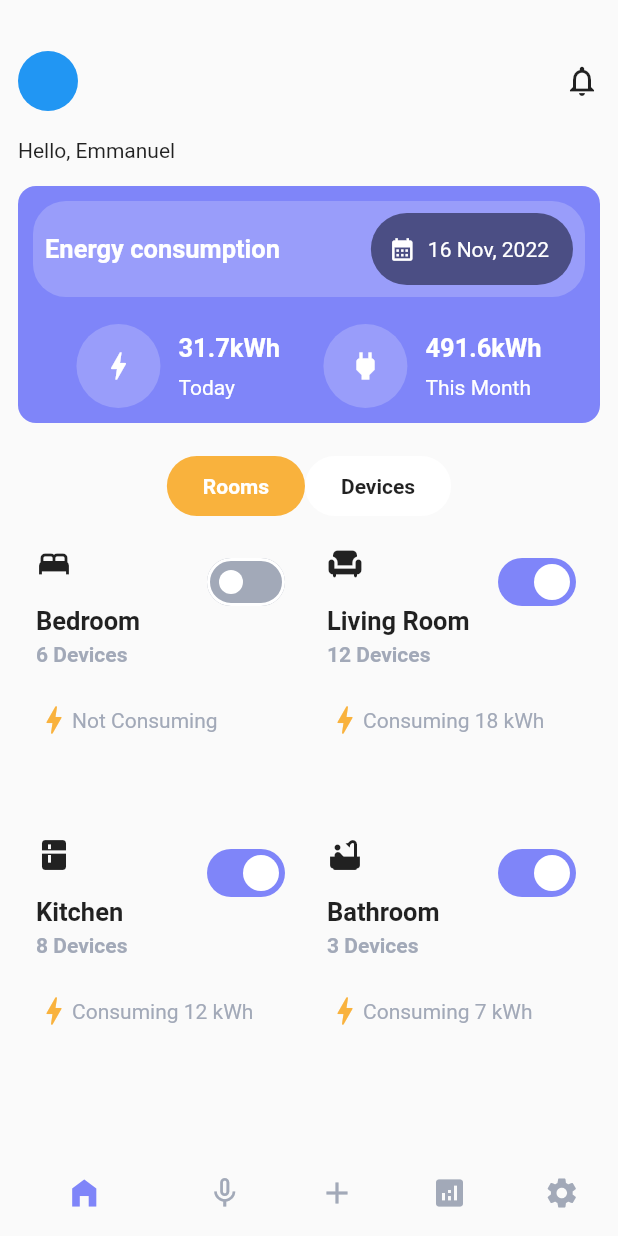
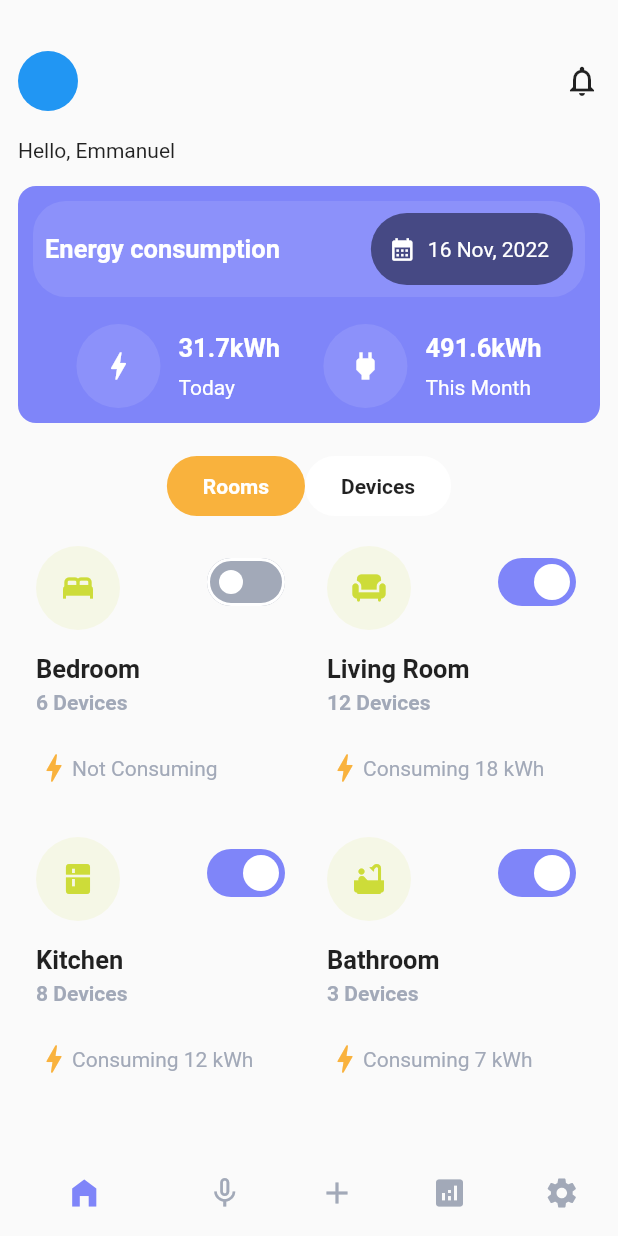
Before and after one commit to Bojan227/smart_home, a Flutter app: the screen it shows after launch, on a phone screen of 412 x 824 dp. Run offline on Flutter 3.47's test engine with Material 2 defaults, Android fonts, the phone set to English and light mode, and no system bars; our stand-ins replace bloc, equatable, flutter_bloc, get_it, google_fonts; statements that could not run were skipped.

Commit message:
add: icon_bubble widget

```diff
--- a/lib/data/repositories/smart_home_repo_impl.dart
+++ b/lib/data/repositories/smart_home_repo_impl.dart
@@ -46,7 +46,7 @@ class SmartHomeRepositoryImpl implements SmartHomeRepository {
           deviceCount: room.deviceCount,
           status: room.status,
           consumingDescription: room.consumingDescription,
-          icon: Icon(room.iconData));
+          icon: room.iconData);
     }).toList();
 
     return Future.value(roomsMapped);
--- a/lib/domain/entities/room_entity.dart
+++ b/lib/domain/entities/room_entity.dart
@@ -5,7 +5,7 @@ class RoomEntity {
   final int deviceCount;
   final bool status;
   final String consumingDescription;
-  final Icon icon;
+  final IconData icon;
 
   RoomEntity(
       {required this.name,
--- a/lib/presentation/ui/home/widgets/consumption_info.dart
+++ b/lib/presentation/ui/home/widgets/consumption_info.dart
@@ -1,4 +1,5 @@
 import 'package:flutter/material.dart';
+import 'package:smart_home/presentation/ui/home/widgets/icon_bubble.dart';
 import 'package:smart_home/theme/colour_palette.dart';
 import 'package:smart_home/theme/text_theme.dart';
 
@@ -20,18 +21,7 @@ class ConsumptionInfo extends StatelessWidget {
 
     return Row(
       children: [
-        Container(
-          width: 56,
-          height: 56,
-          decoration: BoxDecoration(
-            borderRadius: BorderRadius.circular(62),
-            color: colourPalette.whiteWithOpacity,
-          ),
-          child: Icon(
-            icon,
-            color: colourPalette.white,
-          ),
-        ),
+        IconBubble(icon: icon, color: colourPalette.white!),
         const SizedBox(
           width: 12,
         ),
--- /dev/null
+++ b/lib/presentation/ui/home/widgets/icon_bubble.dart
@@ -0,0 +1,28 @@
+import 'package:flutter/material.dart';
+
+class IconBubble extends StatelessWidget {
+  const IconBubble({
+    super.key,
+    required this.icon,
+    required this.color,
+  });
+
+  final IconData icon;
+  final Color color;
+
+  @override
+  Widget build(BuildContext context) {
+    return Container(
+      width: 56,
+      height: 56,
+      decoration: BoxDecoration(
+        borderRadius: BorderRadius.circular(62),
+        color: color.withOpacity(0.1),
+      ),
+      child: Icon(
+        icon,
+        color: color,
+      ),
+    );
+  }
+}
--- a/lib/presentation/ui/home/widgets/room_item.dart
+++ b/lib/presentation/ui/home/widgets/room_item.dart
@@ -1,13 +1,27 @@
+import 'dart:math';
+
 import 'package:flutter/material.dart';
 import 'package:smart_home/domain/entities/room_entity.dart';
+import 'package:smart_home/presentation/ui/home/widgets/icon_bubble.dart';
 import 'package:smart_home/theme/colour_palette.dart';
 import 'package:smart_home/theme/main_config.dart';
 import 'package:smart_home/theme/text_theme.dart';
 
+List<Color> colors = [
+  Colors.teal,
+  Colors.amber,
+  Colors.redAccent,
+  Colors.purple,
+  Colors.lime,
+  Colors.blueGrey
+];
+
 class RoomItem extends StatelessWidget {
-  const RoomItem({super.key, required this.roomEntity});
+  RoomItem({super.key, required this.roomEntity});
 
   final RoomEntity roomEntity;
+
+  final Random random = Random();
 
   @override
   Widget build(BuildContext context) {
@@ -27,7 +41,9 @@ class RoomItem extends StatelessWidget {
                 child: Column(
                   crossAxisAlignment: CrossAxisAlignment.start,
                   children: [
-                    roomEntity.icon,
+                    IconBubble(
+                        icon: roomEntity.icon,
+                        color: colors[random.nextInt(colors.length)]),
                     const SizedBox(
                       height: 16,
                     ),
--- a/lib/theme/colour_palette.dart
+++ b/lib/theme/colour_palette.dart
@@ -71,7 +71,7 @@ class ColourPalette extends ThemeExtension<ColourPalette> {
     spunPearl: colorFromHex('#A2A9B8'),
     lightGrayishBlue: colorFromHex('#EAEDF2'),
     white: colorFromHex('#FFFFFF'),
-    whiteWithOpacity: colorFromHex('#FFFFFF').withOpacity(0.2),
+    whiteWithOpacity: colorFromHex('#FFFFFF').withOpacity(0.1),
     darkBlueWithOpacity: colorFromHex('#171935').withOpacity(0.6),
   );
 }
```
